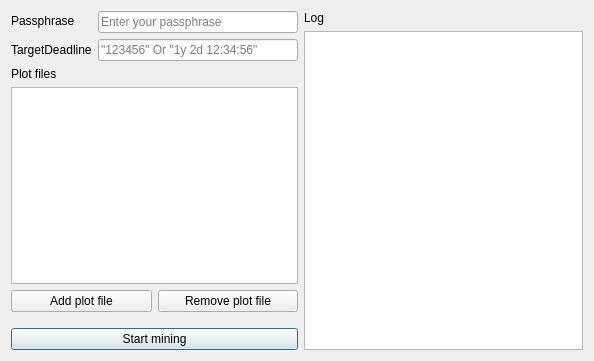
The window that src/qt/forms/minerwindow.ui (goomario/btchd) describes before a commit, drawn with Qt 5.
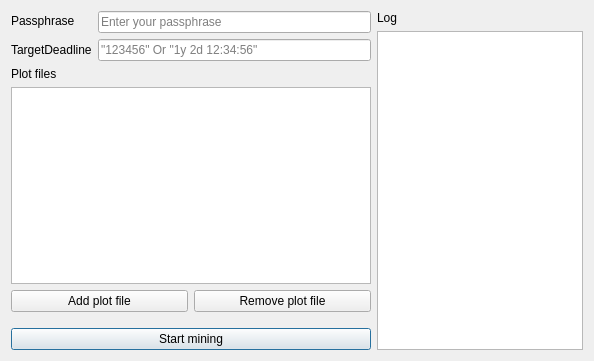
The same window after the commit. Icons and pictures are not drawn.

What changed in the file:
```diff
--- a/src/qt/forms/minerwindow.ui
+++ b/src/qt/forms/minerwindow.ui
@@ -19,7 +19,7 @@
   <property name="windowTitle">
    <string>Miner console</string>
   </property>
-  <layout class="QHBoxLayout" name="horizontalLayout_1" stretch="0,0">
+  <layout class="QHBoxLayout" name="horizontalLayout_1" stretch="1,2">
    <item>
     <layout class="QVBoxLayout" name="optionsVerticalLayout" stretch="0,0,0,0,0,0">
      <property name="minimumSize" stdset="0">
@@ -83,7 +83,20 @@
       </widget>
      </item>
      <item>
-      <widget class="QListWidget" name="plotfileList"/>
+      <widget class="QListWidget" name="plotfileList">
+       <property name="minimumSize">
+        <size>
+         <width>360</width>
+         <height>0</height>
+        </size>
+       </property>
+       <property name="maximumSize">
+        <size>
+         <width>16777215</width>
+         <height>16777215</height>
+        </size>
+       </property>
+      </widget>
      </item>
      <item>
       <layout class="QHBoxLayout" name="opPlotfileHorizontalLayout">
```
